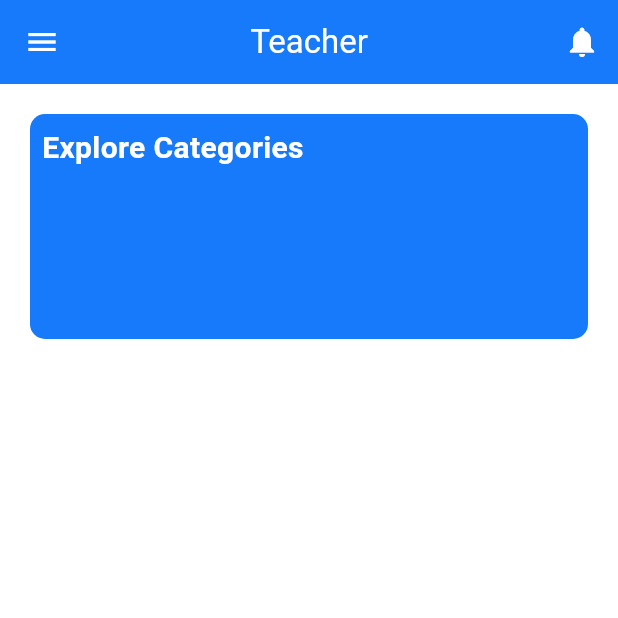
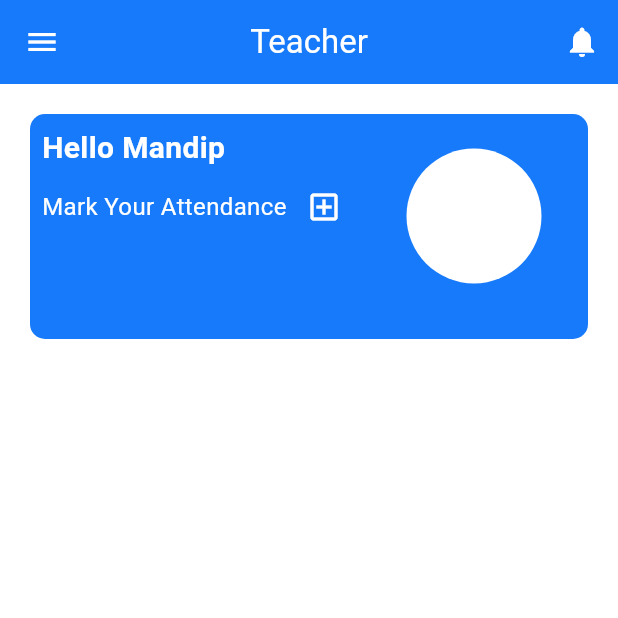
Before and after one commit to Mandipgit/College-Management-System, a Flutter app: the screen it shows after launch, on a phone screen of 412 x 824 dp, the top half of it. Run offline on Flutter 3.47's test engine with Material 3 defaults, Android fonts, the phone set to English and light mode, and no system bars.

Commit message:
Quick Update

```diff
--- a/lib/Dashhboard/dashboard.dart
+++ b/lib/Dashhboard/dashboard.dart
@@ -16,6 +16,7 @@ class Dashboardpage extends StatefulWidget {
 class _DashboardpageState extends State<Dashboardpage> {
   Color blueColor = Color(0xFF167AFA);
   Color greyColor = Color.fromARGB(255, 228, 224, 224);
+  bool iconChecked=false;
   @override
   Widget build(BuildContext context) {
     return SafeArea(
@@ -79,12 +80,83 @@ class _DashboardpageState extends State<Dashboardpage> {
                 ),
                 child: Padding(
                   padding: const EdgeInsets.all(8.0),
-                  child: Text("Explore Categories",
+                  child: Row(
+                    mainAxisAlignment: MainAxisAlignment.start,
+                    crossAxisAlignment: CrossAxisAlignment.start,
+                    children: [
+                      Column(
+                        mainAxisAlignment: MainAxisAlignment.start,
+                        crossAxisAlignment: CrossAxisAlignment.start,
+                        children: [
+                          Text("Hello Mandip",
                           style:TextStyle(
                             color: Colors.white,
                             fontWeight: FontWeight.w600,
                             fontSize: 20,
                           )
+                          ),
+                          const SizedBox(height: 5),
+                         Row(
+                           children: [
+                             !iconChecked?Container(
+                              height: 40,
+                              width: 213,
+                              decoration: BoxDecoration(
+                                color: blueColor,
+                              ),
+                              child: Row(
+
+                                children: [
+                                  Text("Mark Your Attendance",
+                                  style: TextStyle(
+                                    color: Colors.white,
+                                    fontWeight: FontWeight.w400,
+                                    fontSize: 16,
+                                  ),
+                                  ),
+                                  const SizedBox(width:1),
+                                  IconButton(onPressed: (){
+                                    setState(() {
+                                      iconChecked=!iconChecked;
+                                    });
+                                  },
+                                  icon:Icon(Icons.add_box_outlined),
+                                  color: Colors.white,
+                                  ),
+                                 ],
+                              ),
+                             ):Container(
+                               height: 40,
+                              width: 213,
+                              decoration: BoxDecoration(
+                                borderRadius: BorderRadius.circular(10),
+                                color: greyColor,
+                              ),
+
+                                child: Padding(
+                                  padding: const EdgeInsets.all(10),
+                                  child: Text("Attendance Done",
+                                  style: TextStyle(
+                                    fontSize: 16,
+                                    fontWeight: FontWeight.w600,
+                                    color: blueColor,
+                                  ),
+                                  ),
+                                ),
+                              ),
+                             ],
+                         )
+                        ],
+                      ),
+                      const SizedBox(width: 30),
+                          Padding(
+                            padding: const EdgeInsets.only(top: 15),
+                            child: CircleAvatar(
+                              radius:45 ,
+                              backgroundColor: Colors.white,
+                            ),
+                          ),
+                          ],
                     ),
                 ),
                 ),
```
Lines whose indentation alone changed are shown as unchanged.
